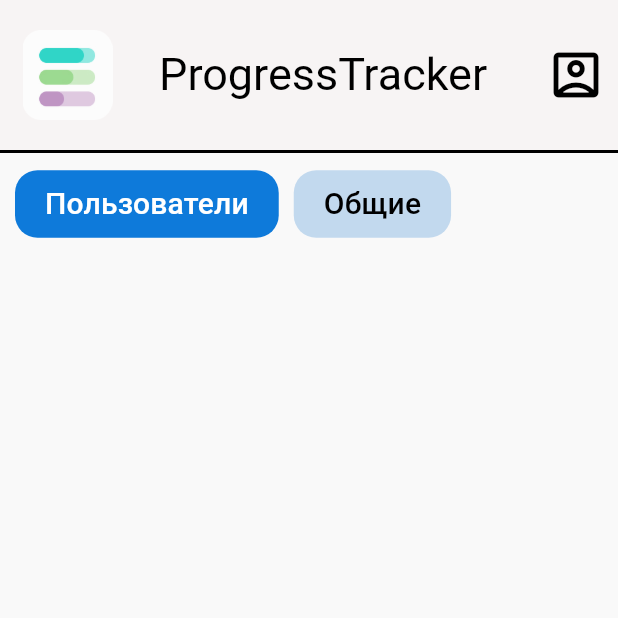
After one commit to DureevaElena/ProgressTrackerapp_client, a Flutter app: the AdminUsersScreen screen opened by its route, on a phone screen of 412 x 824 dp, the top half of it. The commit adds this screen. Run offline on Flutter 3.47's test engine with Material 3 defaults, Android fonts, the phone set to English and light mode, and no system bars; missing offline and left inert: appmetrica_plugin; Roboto replaces fonts that are missing (Montserrat).

Commit message:
главный экран для админа с пользователями (вкладка "Пользователи")

```diff
--- /dev/null
+++ b/lib/admin_users_screen.dart
@@ -0,0 +1,98 @@
+import 'package:flutter/material.dart';
+
+
+class AdminUsersScreen extends StatelessWidget {
+  const AdminUsersScreen({Key? key}) : super(key: key);
+
+  @override
+  Widget build(BuildContext context) {
+    return Scaffold(
+      appBar: AppBar(
+        toolbarHeight: 100,
+        leading: Padding(padding: EdgeInsets.all(15),
+        child: Image.asset('assets/logo.png'),
+        ),
+        leadingWidth: 90,
+        title: const Text('ProgressTracker',
+        style: TextStyle(
+          fontFamily: 'Montserrat',
+          fontSize: 30,
+          color: Colors.black),
+        ),
+        actions: [
+          IconButton(onPressed: (){
+            //Navigator.pushNamed(context, '/PersonalInformationUserScreen');
+          },
+          icon: Icon(Icons.account_box_outlined),
+          color: Colors.black,
+          iconSize: 40,
+          ),
+        ],
+        bottom: PreferredSize(
+          preferredSize: Size.fromHeight(2.0),
+          child: Container(
+            color: Colors.black,
+            height: 2.0,
+          ),
+        ),
+      ),
+      body: Padding(
+      padding: EdgeInsets.all(10),
+      child: Column(
+        crossAxisAlignment: CrossAxisAlignment.start,
+        children: [
+          Row(
+            children: [
+              TextButton(
+                onPressed: () {
+
+                },
+                style: ElevatedButton.styleFrom(
+                  backgroundColor: Color.fromARGB(255, 14, 122, 218),
+                  padding: const EdgeInsets.symmetric(vertical: 8, horizontal: 20),
+                  shape: RoundedRectangleBorder(borderRadius: BorderRadius.circular(15))
+                ),
+
+                child: const Text(
+                  'Пользователи',
+                  style: TextStyle(
+                    fontFamily: 'Montserrat',
+                    color: Colors.white,
+                    fontSize: 20,
+                  ),
+
+                ),
+              ),
+
+              SizedBox(width: 10),
+
+              TextButton(
+                onPressed: () {
+                  //Navigator.pushNamed(context, '/CommunityHomeScreenAuthorizedUser');
+                },
+                style: ElevatedButton.styleFrom(
+                  backgroundColor: Color.fromARGB(255, 194,217,238),
+                  padding: const EdgeInsets.symmetric(vertical: 8, horizontal: 20),
+                  shape: RoundedRectangleBorder(borderRadius: BorderRadius.circular(15))
+                ),
+                child: const Text(
+                  'Общие',
+                  style: TextStyle(
+                    fontFamily: 'Montserrat',
+                    color: Colors.black,
+                    fontSize: 20,
+                  ),
+                ),
+              ),
+
+            ],
+          ),
+          SizedBox(height: 20),
+
+        ],
+        ),
+      ),
+
+    );
+  }
+}
--- a/lib/main.dart
+++ b/lib/main.dart
@@ -2,6 +2,7 @@ import 'package:flutter/material.dart';
 
 
 import 'package:appmetrica_plugin/appmetrica_plugin.dart';
+import 'package:progresstrackerapp/admin_users_screen.dart';
 
 import 'authorization_form_screen.dart';
 import 'change_password_screen.dart';
@@ -71,6 +72,7 @@ class MyApp extends StatelessWidget {
         '/ViewCommunityGoalScreen':(context) => const ViewCommunityGoalScreen(),
         '/ViewCommunityGoalStagesScreen':(context) => const ViewCommunityGoalStagesScreen(),
         '/CurrentGoalsScreen':(context) => const CurrentGoalsScreen(),
+        '/AdminUsersScreen':(context) => const AdminUsersScreen(),
       },
     );
   }
```
Also changed, not shown: lib/authorization_form_screen.dart (+60 -34 lines).
